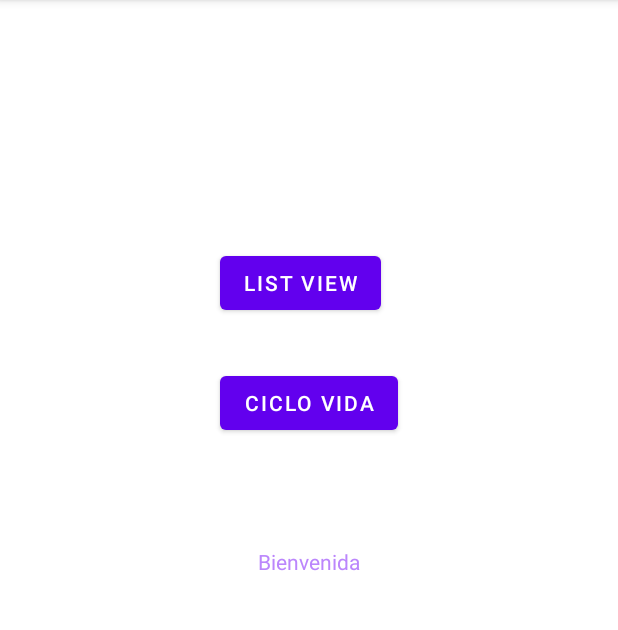
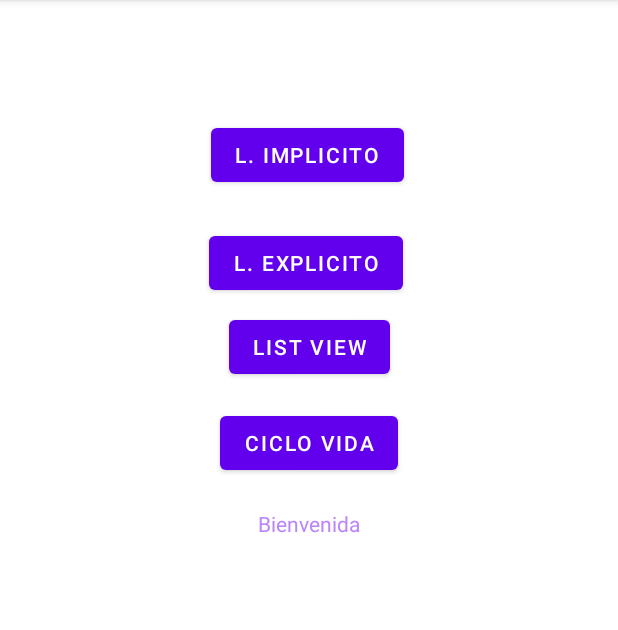
Before and after one commit to 2023-a-moviles-computacion/ceracapa-solis-emerson-ricardo-mov-com, an Android app: the screen it shows after launch (MainActivity), on a phone screen of 412 x 824 dp, the part 84-714 px from its top. Run offline under Robolectric (Android 15) with nearby library versions, the phone set to English and light mode, and no system bars.

Commit message:
Implícito y Explicito

```diff
--- a/01-Android_v2/app/src/main/AndroidManifest.xml
+++ b/01-Android_v2/app/src/main/AndroidManifest.xml
@@ -13,6 +13,9 @@
         android:supportsRtl="true"
         android:theme="@style/Theme.MovilesComputacion2023A"
         tools:targetApi="31">
+        <activity
+            android:name=".CIntentExplicitoParametros"
+            android:exported="false" />
         <activity
             android:name=".BListView"
             android:exported="false" />
--- a/01-Android_v2/app/src/main/java/com/example/movilescomputacion2023a/MainActivity.kt
+++ b/01-Android_v2/app/src/main/java/com/example/movilescomputacion2023a/MainActivity.kt
@@ -1,11 +1,52 @@
 package com.example.movilescomputacion2023a
 
+import android.app.Activity
 import android.content.Intent
+import android.net.Uri
 import androidx.appcompat.app.AppCompatActivity
 import android.os.Bundle
+import android.provider.ContactsContract
 import android.widget.Button
+import androidx.activity.result.contract.ActivityResultContracts
 
 class MainActivity : AppCompatActivity() {
+
+    val callbackContenidoIntentExplicito=
+        registerForActivityResult(
+            ActivityResultContracts.StartActivityForResult()
+        ){
+            result ->
+            if(result.resultCode == Activity.RESULT_OK){
+                if(result.data != null){
+                    //Logica Negocio
+                    val data = result.data
+                    "${data?.getStringExtra("nombreModificado")}"
+                }
+            }
+        }
+
+    val callbackContenidoIntentPickUri=
+        registerForActivityResult(
+            ActivityResultContracts.StartActivityForResult()
+        ){
+            result ->
+            if(result.resultCode == Activity.RESULT_OK){
+                if(result.data != null){
+                    if( result.data!!.data != null){
+                        val uri: Uri = result.data!!.data!!
+                        val cursor = contentResolver.query(uri,null, null, null, null, null)
+                        cursor?.moveToFirst()
+                        val indiceTelefono = cursor?.getColumnIndex(
+                            ContactsContract.CommonDataKinds.Phone.NUMBER
+                        )
+                        val telefono = cursor?.getString(indiceTelefono!!)
+                        cursor?.close()
+                        "Telefono ${telefono}"
+                    }
+                }
+            }
+        }
+
     override fun onCreate(savedInstanceState: Bundle?) {
         super.onCreate(savedInstanceState)
         setContentView(R.layout.activity_main)
@@ -22,8 +63,26 @@ class MainActivity : AppCompatActivity() {
                 irActividad(BListView::class.java)
             }
 
+        val botonIntentImplicito = findViewById<Button>(R.id.btn_ir_intent_implicito)
+        botonIntentImplicito.setOnClickListener {
+            val intentConrespuesta = Intent(
+                Intent.ACTION_PICK,ContactsContract.CommonDataKinds.Phone.CONTENT_URI
+            )
+            callbackContenidoIntentPickUri.launch(intentConrespuesta)
+        }
+
+        val botonIntentExplicito = findViewById<Button>(R.id.btn_ir_intent_explicito)
+        botonIntentExplicito.setOnClickListener {
+                abrirActividadConParametros(CIntentExplicitoParametros::class.java)
+        }
+
     }
 
+    fun abrirActividadConParametros(
+        clase: Class<*>
+    ){
+
+    }
     fun irActividad(
     clase: Class<*>
     ){
--- a/01-Android_v2/app/src/main/res/layout/activity_main.xml
+++ b/01-Android_v2/app/src/main/res/layout/activity_main.xml
@@ -16,27 +16,50 @@
         app:layout_constraintEnd_toEndOf="parent"
         app:layout_constraintStart_toStartOf="parent"
         app:layout_constraintTop_toTopOf="parent"
-        app:layout_constraintVertical_bias="0.487" />
+        app:layout_constraintVertical_bias="0.453" />
 
     <Button
         android:id="@+id/btn_ciclo_vida"
         android:layout_width="wrap_content"
         android:layout_height="wrap_content"
-        android:layout_marginBottom="72dp"
+        android:layout_marginBottom="20dp"
         android:text="Ciclo Vida"
         app:layout_constraintBottom_toTopOf="@+id/textView"
         app:layout_constraintEnd_toEndOf="@+id/textView"
+        app:layout_constraintHorizontal_bias="0.51"
         app:layout_constraintStart_toStartOf="@+id/textView" />
 
     <Button
         android:id="@+id/btn_ir_list_view"
         android:layout_width="wrap_content"
         android:layout_height="wrap_content"
-        android:layout_marginBottom="32dp"
+        android:layout_marginBottom="16dp"
         android:text="List View"
         app:layout_constraintBottom_toTopOf="@+id/btn_ciclo_vida"
         app:layout_constraintEnd_toEndOf="@+id/btn_ciclo_vida"
-        app:layout_constraintHorizontal_bias="0.0"
+        app:layout_constraintHorizontal_bias="0.555"
         app:layout_constraintStart_toStartOf="@+id/btn_ciclo_vida" />
 
+    <Button
+        android:id="@+id/btn_ir_intent_explicito"
+        android:layout_width="wrap_content"
+        android:layout_height="wrap_content"
+        android:layout_marginBottom="8dp"
+        android:text="L. Explicito"
+        app:layout_constraintBottom_toTopOf="@+id/btn_ir_list_view"
+        app:layout_constraintEnd_toEndOf="@+id/btn_ir_list_view"
+        app:layout_constraintHorizontal_bias="0.619"
+        app:layout_constraintStart_toStartOf="@+id/btn_ir_list_view" />
+
+    <Button
+        android:id="@+id/btn_ir_intent_implicito"
+        android:layout_width="wrap_content"
+        android:layout_height="wrap_content"
+        android:layout_marginBottom="24dp"
+        android:text="L. Implicito"
+        app:layout_constraintBottom_toTopOf="@+id/btn_ir_intent_explicito"
+        app:layout_constraintEnd_toEndOf="@+id/btn_ir_list_view"
+        app:layout_constraintHorizontal_bias="0.571"
+        app:layout_constraintStart_toStartOf="@+id/btn_ir_list_view" />
+
 </androidx.constraintlayout.widget.ConstraintLayout>
```
Also changed, not shown: 01-Android_v2/app/src/main/java/com/example/movilescomputacion2023a/CIntentExplicitoParametros.kt (added, +11 -0 lines), 01-Android_v2/app/src/main/res/layout/activity_cintent_explicito_parametros.xml (added, +9 -0 lines).
